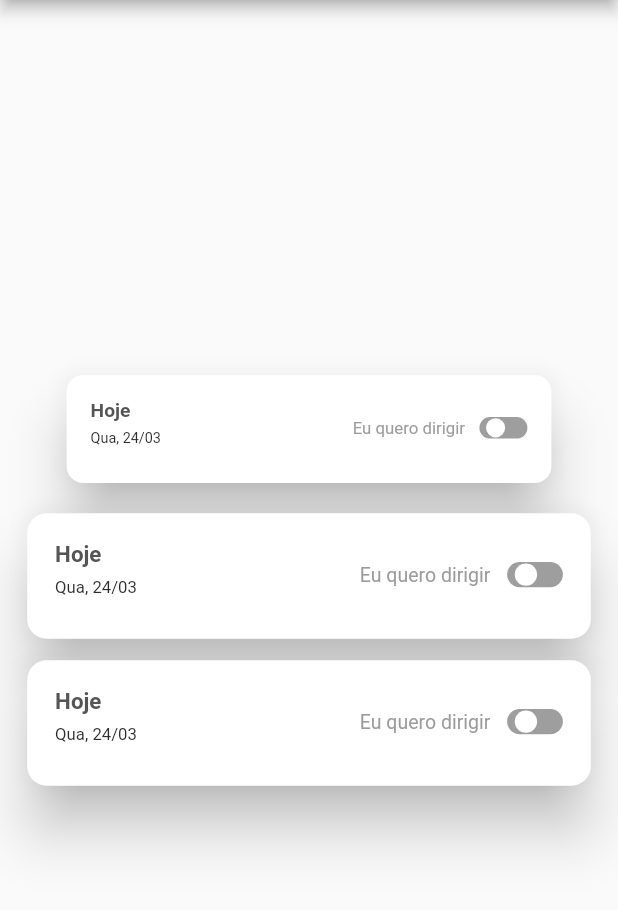
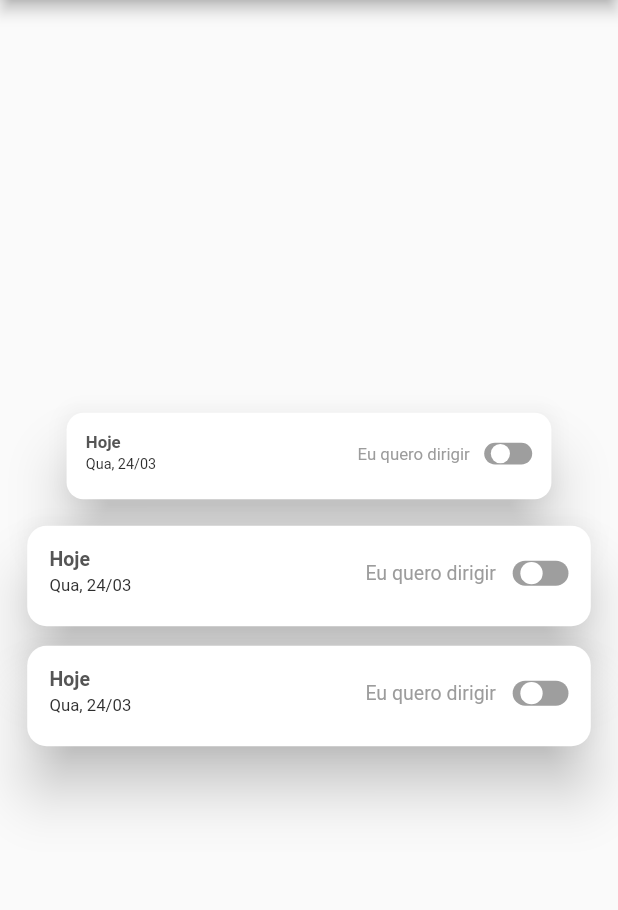
Before and after one commit to pedrohso7/flutter_library, a Flutter app: the screen it shows after launch, on a phone screen of 412 x 824 dp, the part 84-994 px from its top. Run offline on Flutter 3.47's test engine with Material 2 defaults, Android fonts, the phone set to English and light mode, and no system bars; drawn by our look-alikes of flutter_switch; our stand-ins replace material_design_icons_flutter; Roboto replaces fonts that are missing (Sequel Sans).

Commit message:
refactor(tripCard): refatora card para melhorar responsividade.

```diff
--- a/lib/helpers/constants.dart
+++ b/lib/helpers/constants.dart
@@ -18,13 +18,13 @@ const TextStyle HEAD_TEXT_STYLE_PRIMARY = TextStyle(
 const TextStyle HEAD_TEXT_STYLE_GREY = TextStyle(
   color: GREY_COLOR,
   fontWeight: FontWeight.w700,
-  fontSize: 16,
+  fontSize: 14,
 );
 
 const TextStyle TEXT_STYLE_BOLD_GREY = TextStyle(
   color: GREY_COLOR,
   fontWeight: FontWeight.bold,
-  fontSize: 14,
+  fontSize: 12,
 );
 
 const TextStyle TEXT_STYLE_LIGHT_GREY = TextStyle(
@@ -49,7 +49,7 @@ const TextStyle TEXT_STYLE_BLACK = TextStyle(
 const TextStyle TEXT_STYLE_BOLD_BLACK = TextStyle(
   color: BLACK_COLOR,
   fontWeight: FontWeight.bold,
-  fontSize: 12,
+  fontSize: 14,
 );
 
 // ============= WHITE =============
--- a/lib/presenter/components/techfleet_trip_card/components/techfleet_trip_card_content/components/techfleet_trip_details.dart
+++ b/lib/presenter/components/techfleet_trip_card/components/techfleet_trip_card_content/components/techfleet_trip_details.dart
@@ -36,13 +36,13 @@ class TechfleetTripDetails extends StatelessWidget {
             ),
           ],
         ),
-        SizedBox(width: 5),
+        SizedBox(width: 1),
         Icon(
           MdiIcons.arrowRightThin,
           color: GREY_COLOR_ICON,
-          size: 30,
+          size: 20,
         ),
-        SizedBox(width: 5),
+        SizedBox(width: 3),
         Column(
           mainAxisSize: MainAxisSize.min,
           crossAxisAlignment: CrossAxisAlignment.start,
--- a/lib/presenter/components/techfleet_trip_card/components/techfleet_trip_card_content/components/techfleet_trip_passengers.dart
+++ b/lib/presenter/components/techfleet_trip_card/components/techfleet_trip_card_content/components/techfleet_trip_passengers.dart
@@ -22,8 +22,8 @@ class TechfleetTripPassengers extends StatelessWidget {
   @override
   Widget build(BuildContext context) {
     var surplus = urlList.length - 4;
-    const double AVATAR_SIZE = 44;
-    const double FACTOR = 12.0;
+    const double AVATAR_SIZE = 36;
+    const double FACTOR = 11.0;
     return SizedBox(
       width: 220,
       height: AVATAR_SIZE,
--- a/lib/presenter/components/techfleet_trip_card/components/techfleet_trip_card_header/techfleet_trip_card_header.dart
+++ b/lib/presenter/components/techfleet_trip_card/components/techfleet_trip_card_header/techfleet_trip_card_header.dart
@@ -25,10 +25,10 @@ class TechfleetTripCardHeader extends StatelessWidget {
 
     return Padding(
       padding: EdgeInsets.only(
-        right: 20,
-        left: 20,
-        top: 20,
-        bottom: isEnabled ? 6.0 : 30.0,
+        right: 16,
+        left: 16,
+        top: 16,
+        bottom: isEnabled ? 6.0 : 22.0,
       ),
       child: Row(
         mainAxisAlignment: MainAxisAlignment.spaceBetween,
@@ -42,7 +42,7 @@ class TechfleetTripCardHeader extends StatelessWidget {
                 topText,
                 style: HEAD_TEXT_STYLE_GREY,
               ),
-              SizedBox(height: 7),
+              SizedBox(height: 4),
               Text(
                 bottomText,
                 style: TEXT_STYLE_BLACK,
```
Also changed, not shown: lib/presenter/components/techfleet_trip_card/components/techfleet_trip_card_content/techfleet_trip_card_content.dart (+3 -4 lines).
